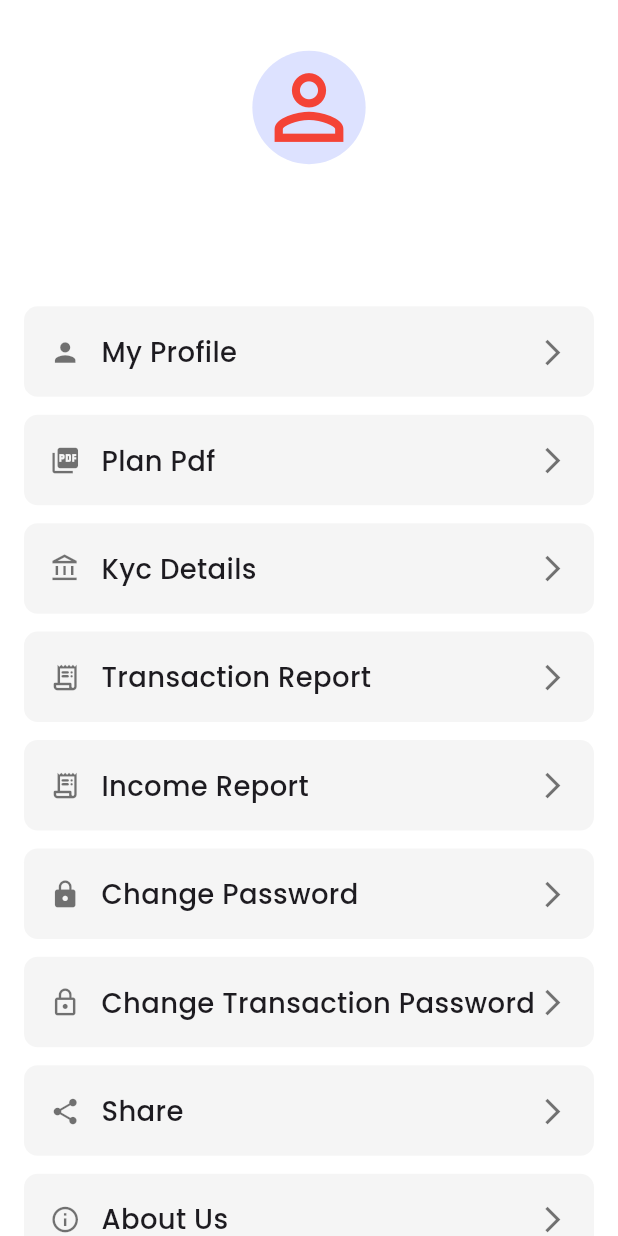
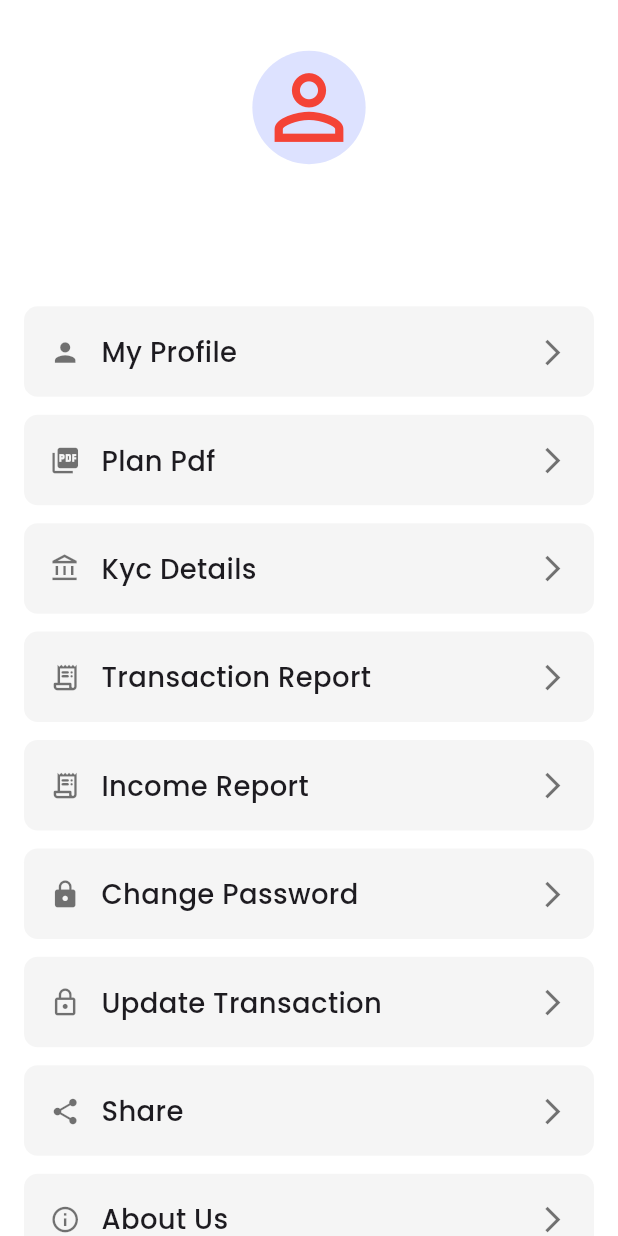
Before and after one commit to Rutu83/A-J-hub, a Flutter app: the ProfileScreen screen opened directly, on a phone screen of 412 x 824 dp. Run offline on Flutter 3.47's test engine with Material 3 defaults, Android fonts, the phone set to English and light mode, and no system bars; our stand-ins replace carousel_slider, country_picker, fl_chart, flutter_screenutil, google_fonts, lottie and 3 more; missing offline and left inert: flutter_appauth, flutter_share; accounts and stored records are empty; generated files the repository leaves out were written again; network calls fail.

Commit message:
New Commit 24/09

```diff
--- a/lib/screens/profile_screen.dart
+++ b/lib/screens/profile_screen.dart
@@ -89,7 +89,7 @@ class _ProfileScreenState extends State<ProfileScreen> {
               _buildOptionRow('Change Password', Icons.lock, () {
                 Navigator.push(context, MaterialPageRoute(builder: (context) => const ChangePasswordPage()));
               }),
-              _buildOptionRow('Change Transaction Password', Icons.lock_outline),
+              _buildOptionRow('Update Transaction', Icons.lock_outline),
               _buildOptionRow('Share', Icons.share, share),
               _buildOptionRow('About Us', Icons.info_outline, _launchURL),
 
```
Also changed, not shown: lib/screens/business_screen.dart (+7 -7 lines), pubspec.lock, 3 other files.
